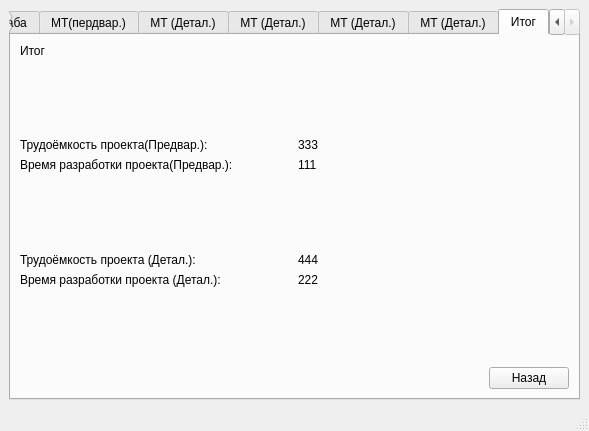
sibgatulin-danila/cocomo-calculator, file viewsQT/cocomo-2.ui: the form before one commit.
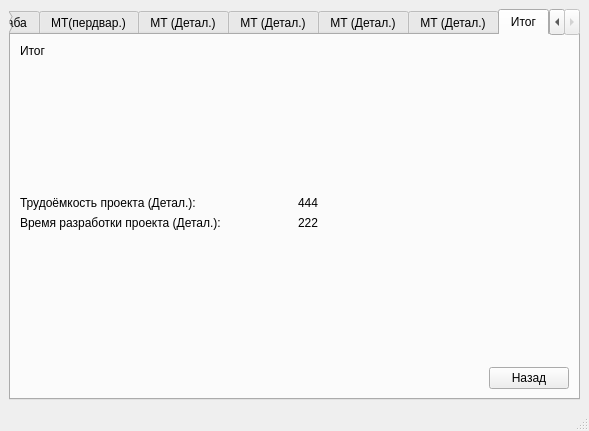
The form after the commit. The open tabs and pages were chosen to show the change.

Commit message: completed app cocomo

Diff of the .ui file:
```diff
--- a/viewsQT/cocomo-2.ui
+++ b/viewsQT/cocomo-2.ui
@@ -1902,55 +1902,6 @@
           </property>
          </widget>
         </item>
-        <item>
-         <spacer name="verticalSpacer">
-          <property name="orientation">
-           <enum>Qt::Vertical</enum>
-          </property>
-          <property name="sizeHint" stdset="0">
-           <size>
-            <width>20</width>
-            <height>65</height>
-           </size>
-          </property>
-         </spacer>
-        </item>
-        <item>
-         <layout class="QHBoxLayout" name="horizontalLayout_20">
-          <item>
-           <widget class="QLabel" name="label_2">
-            <property name="text">
-             <string>Трудоёмкость проекта(Предвар.):</string>
-            </property>
-           </widget>
-          </item>
-          <item>
-           <widget class="QLabel" name="label_40">
-            <property name="text">
-             <string>333</string>
-            </property>
-           </widget>
-          </item>
-         </layout>
-        </item>
-        <item>
-         <layout class="QHBoxLayout" name="horizontalLayout_49">
-          <item>
-           <widget class="QLabel" name="label_56">
-            <property name="text">
-             <string>Время разработки проекта(Предвар.):</string>
-            </property>
-           </widget>
-          </item>
-          <item>
-           <widget class="QLabel" name="label_57">
-            <property name="text">
-             <string>111</string>
-            </property>
-           </widget>
-          </item>
-         </layout>
-        </item>
         <item>
          <spacer name="verticalSpacer_17">
           <property name="orientation">
```
Left out of the diff: 116 changed lines with no effect on the pictures. The commit also changes 28 other files.
